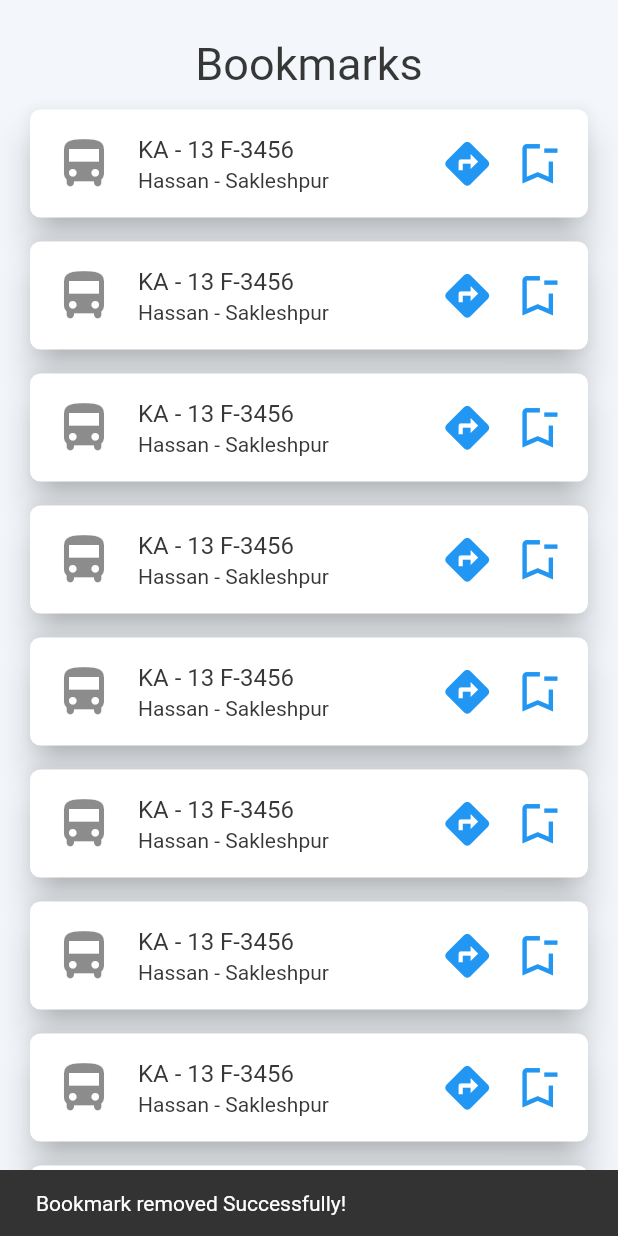
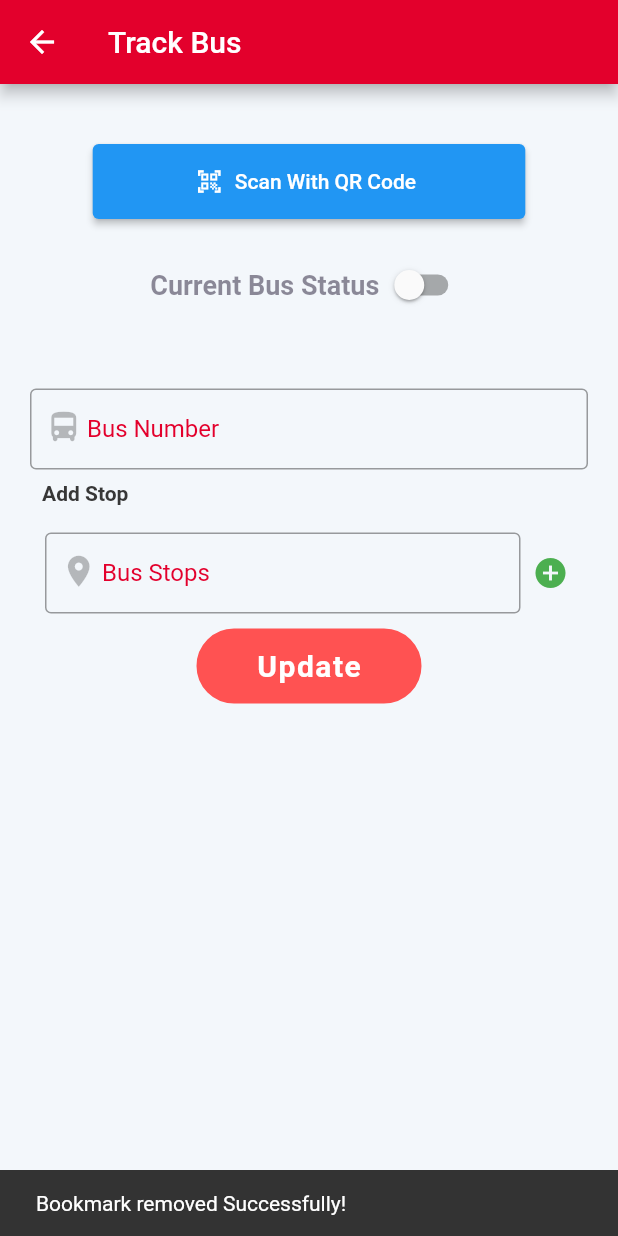
Before and after one commit to pranav-bharadwaj/Sanchari-app, a Flutter app: the Bookmark screen opened directly, after a tap on the "bookmark remove" icon, on a phone screen of 412 x 824 dp. Run offline on Flutter 3.47's test engine with Material 2 defaults, Android fonts, the phone set to English and light mode, and no system bars; our stand-ins replace animated_splash_screen, cloud_firestore, curved_navigation_bar, firebase_auth, firebase_core, flutter_screenutil and 7 more; missing offline and left inert: flutter_polyline_points, google_place, scan; accounts and stored records are empty; Roboto replaces fonts that are missing (SFProText).

Commit message:
added stops

```diff
--- a/lib/Models/busDetails_model.dart
+++ b/lib/Models/busDetails_model.dart
@@ -1,6 +1,9 @@
+import 'package:google_maps_flutter/google_maps_flutter.dart';
+
 class BusDetail {
   bool? isActive;
   String? busNumber;
+  LatLng? busLiveLocation;
   List<String>? busStops;
 
   BusDetail({this.isActive, this.busNumber, this.busStops});
@@ -9,6 +12,7 @@ class BusDetail {
     final Map<String, dynamic> data = new Map<String, dynamic>();
     data['isActive'] = isActive;
     data['busNumber'] = busNumber;
+    data['busLiveLocation'] = busLiveLocation;
     data['busStops'] = busStops;
     return data;
   }
--- a/lib/UI/googleMapScreen.dart
+++ b/lib/UI/GoogleMap/googleMapScreen.dart
@@ -32,7 +32,9 @@ class _GoogleMapScreenState extends State<GoogleMapScreen> {
 
     location.onLocationChanged.listen((newLoc) {
       currentLocation = newLoc;
-      setState(() {});
+      setState(() {
+        currentLocation = newLoc;
+      });
     });
   }
 
--- a/lib/UI/locationSearch.dart
+++ b/lib/UI/GoogleMap/locationSearch.dart
@@ -2,7 +2,7 @@ import 'dart:async';
 
 import 'package:flutter/material.dart';
 import 'package:google_place/google_place.dart';
-import 'package:sanchari/UI/googleMapScreen.dart';
+import 'package:sanchari/UI/GoogleMap/googleMapScreen.dart';
 import 'package:sanchari/constants.dart';
 
 class LocationSearch extends StatefulWidget {
--- /dev/null
+++ b/lib/UI/GoogleMap/updateBusDetails.dart
@@ -0,0 +1,451 @@
+import 'dart:async';
+
+import "package:flutter/material.dart";
+import 'package:flutter_typeahead/flutter_typeahead.dart';
+import 'package:google_place/google_place.dart';
+import 'package:sanchari/Models/busDetails_model.dart';
+import 'package:sanchari/UI/Home/qrCode.dart';
+import 'package:sanchari/constants.dart';
+import 'package:snippet_coder_utils/FormHelper.dart';
+
+class UpdateBusDetails extends StatefulWidget {
+  const UpdateBusDetails({Key? key}) : super(key: key);
+
+  @override
+  State<UpdateBusDetails> createState() => _UpdateBusDetailsState();
+}
+
+class _UpdateBusDetailsState extends State<UpdateBusDetails> {
+  GlobalKey<FormState> globalKey = GlobalKey<FormState>();
+  BusDetail busDetail = BusDetail();
+
+  late TextEditingController _placeController;
+  late String _selectedLocation;
+  DetailsResult? startPosition;
+  late FocusNode startFocusNode;
+
+  late GooglePlace googlePlace;
+  List<AutocompletePrediction> predictions = [];
+
+  bool _searched = true;
+
+  Timer? _debounce;
+
+  @override
+  void initState() {
+    super.initState();
+    this._placeController = new TextEditingController();
+
+    String apiKey = 'AIzaSyCslHZgsw_rDgdBsRSz2JSqHkMldK0p9Ig';
+    googlePlace = GooglePlace(apiKey);
+
+    startFocusNode = FocusNode();
+    busDetail.busStops = new List<String>.empty(growable: true);
+    busDetail.isActive = false;
+    busDetail.busStops!.add("");
+  }
+
+  @override
+  void dispose() {
+    _placeController.dispose();
+    startFocusNode.dispose();
+    super.dispose();
+  }
+
+  void autoCompleteSearch(String value) async {
+    var result = await googlePlace.autocomplete.get(value);
+    if (result != null && result.predictions != null && mounted) {
+      print(result.predictions!.first.description);
+      Iterable<String> s = [];
+      setState(() {
+        predictions = result.predictions!;
+      });
+    } else {
+      print("cool");
+    }
+  }
+
+  void searchFunc() {
+    setState(() {
+      _searched = !_searched;
+    });
+  }
+
+  @override
+  Widget build(BuildContext context) {
+    double screenWidth = MediaQuery.of(context).size.width;
+    double screenHeight = MediaQuery.of(context).size.height;
+    return Scaffold(
+      backgroundColor: Theme.of(context).brightness == Brightness.light
+          ? kLightSecondaryColor
+          : kDarkPrimaryColor,
+      appBar: AppBar(
+        title: Text('Track Bus'),
+        backgroundColor: const Color(0xffE3002C),
+      ),
+      body: Column(
+        children: [
+          SizedBox(
+            height: 40,
+          ),
+          Container(
+            width: screenWidth * 0.7,
+            height: 50,
+            child: ElevatedButton.icon(
+              onPressed: () {
+                // Respond to button press
+                Navigator.push(
+                  context,
+                  MaterialPageRoute(builder: (context) => Qrcode()),
+                );
+              },
+              label: Text("Scan With QR Code"),
+              icon: Icon(Icons.qr_code_scanner_sharp, size: 18),
+            ),
+          ),
+          SizedBox(height: 20),
+          Row(
+            mainAxisAlignment: MainAxisAlignment.center,
+            children: [
+              Text(
+                "Current Bus Status",
+                style: TextStyle(
+                    color: Color.fromARGB(136, 46, 38, 63),
+                    fontWeight: FontWeight.bold,
+                    fontSize: 18),
+              ),
+              Switch(
+                value: busDetail.isActive!,
+                onChanged: (value) {
+                  setState(() {
+                    busDetail.isActive = value;
+                  });
+                },
+                activeTrackColor: Colors.orangeAccent,
+                activeColor: Colors.green,
+              ),
+            ],
+          ),
+          SizedBox(height: 25),
+          _uiWidget(),
+        ],
+      ),
+    );
+  }
+
+  Widget _uiWidget() {
+    return new Form(
+        key: globalKey,
+        child: Expanded(
+          child: SingleChildScrollView(
+            child: Padding(
+                padding: EdgeInsets.all(20),
+                child: Column(
+                    crossAxisAlignment: CrossAxisAlignment.start,
+                    mainAxisAlignment: MainAxisAlignment.start,
+                    children: [
+                      TextFormField(
+                        cursorColor: Colors.red,
+                        // controller: busEditingController,
+                        keyboardType: TextInputType.emailAddress,
+                        validator: (value) {
+                          if (value!.isEmpty) {
+                            return "Please Enter Bus Number";
+                          }
+                          return null;
+                        },
+                        onSaved: (onSavedVal) {
+                          this.busDetail.busNumber = onSavedVal;
+                        },
+                        initialValue: busDetail.busNumber ?? "",
+                        // onChanged: (value) {
+                        //   busEditingController.text = value;
+
+                        //   print(busEditingController.text);
+                        // },
+                        style: TextStyle(
+                            fontWeight: FontWeight.w500, fontSize: 16),
+                        decoration: InputDecoration(
+                          labelText: "Bus Number",
+                          labelStyle: TextStyle(
+                              color: kAccentColor,
+                              fontWeight: FontWeight.normal),
+                          isDense: true,
+                          prefixIcon: Padding(
+                            padding:
+                                EdgeInsets.only(left: 10, right: 3, bottom: 3),
+                            child: Icon(
+                              Icons.directions_bus_rounded,
+                              size: 25,
+                              color: Theme.of(context).brightness ==
+                                      Brightness.light
+                                  ? Colors.black26
+                                  : Colors.white24,
+                            ),
+                          ),
+                          hintText: "Enter Bus Number",
+                          hintStyle: TextStyle(
+                            fontWeight: FontWeight.w500,
+                            fontFamily: "OpenSans",
+                            color:
+                                Theme.of(context).brightness == Brightness.light
+                                    ? Colors.black26
+                                    : Colors.white24,
+                          ),
+                          border: OutlineInputBorder(),
+                          prefixIconConstraints:
+                              BoxConstraints(minWidth: 0, minHeight: 0),
+                          focusedBorder: OutlineInputBorder(
+                            borderRadius: BorderRadius.circular(8.0),
+                            borderSide:
+                                BorderSide(color: Colors.red, width: 2.0),
+                          ),
+                        ),
+                      ),
+                      _stopsContainer(),
+                      Center(
+                        child: FormHelper.submitButton("Update", () {
+                          if (validateAndSave()) {
+                            print(busDetail.toJson());
+                          }
+                        }),
+                      )
+                    ])),
+          ),
+        ));
+  }
+
+  Widget _stopsContainer() {
+    return Column(
+      crossAxisAlignment: CrossAxisAlignment.start,
+      mainAxisAlignment: MainAxisAlignment.start,
+      children: [
+        Padding(
+          padding: const EdgeInsets.all(8.0),
+          child: Text(
+            "Add Stop",
+            textAlign: TextAlign.left,
+            style: TextStyle(
+              fontSize: 14,
+              fontWeight: FontWeight.bold,
+            ),
+          ),
+        ),
+        ListView.separated(
+            shrinkWrap: true,
+            physics: const ScrollPhysics(),
+            itemBuilder: (context, index) {
+              return Column(
+                children: [stopsUI(index)],
+              );
+            },
+            separatorBuilder: (context, index) => const Divider(),
+            itemCount: busDetail.busStops!.length),
+      ],
+    );
+  }
+
+  Widget stopsUI(index) {
+    return Padding(
+      padding: EdgeInsets.all(10),
+      child: Row(
+        children: [
+          Flexible(
+            child: TypeAheadFormField(
+              suggestionsCallback: (pattern) async {
+                // _BusDetailsState.friendsList[widget.index] = pattern;
+
+                if (pattern.length > 0) {
+                  var result = await googlePlace.autocomplete.get(pattern);
+                  if (result != null && result.predictions != null && mounted) {
+                    if (result.predictions!.length == 0) {
+                      return Iterable<String>.empty();
+                    }
+                    List<String> l = [];
+                    for (var element in result.predictions!) {
+                      l.add(element.description!);
+                    }
+                    return l;
+                  }
+                  return Iterable<String>.empty();
+                }
+
+                return Iterable<String>.empty();
+              },
+              getImmediateSuggestions: true,
+              hideSuggestionsOnKeyboardHide: false,
+              hideOnEmpty: false,
+              noItemsFoundBuilder: (context) => Padding(
+                padding: EdgeInsets.all(8.0),
+                child: Text("No Location found!"),
+              ),
+              itemBuilder: (BuildContext context, String itemData) => ListTile(
+                title: Text(itemData),
+              ),
+              onSuggestionSelected: (String val) {
+                // this._placeController = new TextEditingController();
+                this._placeController.text = val.toString();
+                this.busDetail.busStops![index] = val.toString();
+                print(this.busDetail);
+              },
+              // onSaved: (value) {
+              //   this._selectedLocation = value!;
+              //   print("Value =====> " + value);
+              // },
+              textFieldConfiguration: TextFieldConfiguration(
+                  controller: this._placeController,
+                  textInputAction: TextInputAction.done,
+                  focusNode: startFocusNode,
+                  cursorColor: Colors.red,
+                  keyboardType: TextInputType.text,
+                  style: TextStyle(fontWeight: FontWeight.w500, fontSize: 16),
+                  decoration: InputDecoration(
+                    labelText: "Bus Stops",
+                    labelStyle: TextStyle(
+                        color: kAccentColor, fontWeight: FontWeight.normal),
+                    isDense: true,
+                    prefixIcon: Padding(
+                      padding: EdgeInsets.only(left: 10, right: 3, bottom: 3),
+                      child: Icon(
+                        Icons.location_on,
+                        size: 25,
+                        color: Theme.of(context).brightness == Brightness.light
+                            ? Colors.black26
+                            : Colors.white24,
+                      ),
+                    ),
+                    hintText: "Add New Stop",
+                    hintStyle: TextStyle(
+                      fontWeight: FontWeight.w500,
+                      fontFamily: "OpenSans",
+                      color: Theme.of(context).brightness == Brightness.light
+                          ? Colors.black26
+                          : Colors.white24,
+                    ),
+                    border: OutlineInputBorder(),
+                    prefixIconConstraints:
+                        BoxConstraints(minWidth: 0, minHeight: 0),
+                    focusedBorder: OutlineInputBorder(
+                      borderRadius: BorderRadius.circular(8.0),
+                      borderSide: BorderSide(color: Colors.red, width: 2.0),
+                    ),
+                  )),
+            ),
+          ),
+          Visibility(
+            child: SizedBox(
+              width: 35,
+              child: IconButton(
+                icon: Icon(
+                  Icons.add_circle,
+                  color: Colors.green,
+                ),
+                onPressed: () {
+                  addStopsControl();
+                },
+              ),
+            ),
+            visible: index == busDetail.busStops!.length - 1,
+          ),
+          Visibility(
+            child: SizedBox(
+              width: 35,
+              child: IconButton(
+                icon: Icon(
+                  Icons.remove_circle,
+                  color: Colors.redAccent,
+                ),
+                onPressed: () {
+                  removeStopsControl(index);
+                },
+              ),
+            ),
+            visible: index > 0,
+          ),
+        ],
+      ),
+    );
+  }
+
+  void addStopsControl() {
+    setState(() {
+      busDetail.busStops!.add("");
+    });
+  }
+
+  void removeStopsControl(index) {
+    setState(() {
+      if (busDetail.busStops!.length > 1) {
+        busDetail.busStops!.removeAt(index);
+      }
+    });
+  }
+
+  bool validateAndSave() {
+    final form = globalKey.currentState;
+    if (form!.validate()) {
+      form.save();
+      return true;
+    } else {
+      return false;
+    }
+  }
+}
+
+
+
+/*
+
+TextFormField(
+              cursorColor: Colors.red,
+              // controller: busEditingController,
+              keyboardType: TextInputType.emailAddress,
+              validator: (value) {
+                if (value!.isEmpty) {
+                  return "Stop ${index + 1} can't be empty";
+                }
+                return null;
+              },
+              onSaved: (onSavedVal) {
+                this.busDetail.busStops![index] = onSavedVal!;
+              },
+              initialValue: busDetail.busNumber ?? "",
+              // onChanged: (value) {
+              //   busEditingController.text = value;
+
+              //   print(busEditingController.text);
+              // },
+              style: TextStyle(fontWeight: FontWeight.w500, fontSize: 16),
+              decoration: InputDecoration(
+                labelText: "Bus Stop",
+                labelStyle: TextStyle(
+                    color: kAccentColor, fontWeight: FontWeight.normal),
+                isDense: true,
+                prefixIcon: Padding(
+                  padding: EdgeInsets.only(left: 10, right: 3, bottom: 3),
+                  child: Icon(
+                    Icons.directions_bus_rounded,
+                    size: 25,
+                    color: Theme.of(context).brightness == Brightness.light
+                        ? Colors.black26
+                        : Colors.white24,
+                  ),
+                ),
+                hintText: "Add Bus Stop",
+                hintStyle: TextStyle(
+                  fontWeight: FontWeight.w500,
+                  fontFamily: "OpenSans",
+                  color: Theme.of(context).brightness == Brightness.light
+                      ? Colors.black26
+                      : Colors.white24,
+                ),
+                border: OutlineInputBorder(),
+                prefixIconConstraints:
+                    BoxConstraints(minWidth: 0, minHeight: 0),
+                focusedBorder: OutlineInputBorder(
+                  borderRadius: BorderRadius.circular(8.0),
+                  borderSide: BorderSide(color: Colors.red, width: 2.0),
+                ),
+              ),
+            ),
+*/
--- a/lib/UI/Home/bookMark.dart
+++ b/lib/UI/Home/bookMark.dart
@@ -1,5 +1,6 @@
 import 'package:flutter/material.dart';
-import 'package:sanchari/UI/googleMapScreen.dart';
+import 'package:sanchari/UI/GoogleMap/googleMapScreen.dart';
+import 'package:sanchari/UI/GoogleMap/updateBusDetails.dart';
 import 'package:sanchari/constants.dart';
 
 class Bookmark extends StatefulWidget {
@@ -68,7 +69,7 @@ class _BookmarkState extends State<Bookmark> {
                             GestureDetector(
                               onTap: () {
                                 // code to add bookmark to firebase
-
+                                Navigator.push(context, MaterialPageRoute(builder: ((context) => UpdateBusDetails())));
                                 ScaffoldMessenger.of(context).showSnackBar(
                                     SnackBar(
                                         content: Text(
--- a/lib/UI/Home/home.dart
+++ b/lib/UI/Home/home.dart
@@ -1,5 +1,5 @@
 import "package:flutter/material.dart";
-import 'package:sanchari/UI/locationSearch.dart';
+import 'package:sanchari/UI/GoogleMap/locationSearch.dart';
 import 'package:sanchari/constants.dart';
 
 class Home extends StatefulWidget {
--- a/lib/UI/Home/search.dart
+++ b/lib/UI/Home/search.dart
@@ -1,5 +1,5 @@
 import 'package:flutter/material.dart';
-import 'package:sanchari/UI/googleMapScreen.dart';
+import 'package:sanchari/UI/GoogleMap/googleMapScreen.dart';
 import 'package:sanchari/constants.dart';
 
 class Search extends StatelessWidget {
--- a/lib/UI/profile.dart
+++ b/lib/UI/profile.dart
@@ -176,17 +176,14 @@ class Profile extends StatelessWidget {
             ),
             GestureDetector(
               onTap: () => {
-
                 FirebaseAuth.instance.signOut(),
                 Navigator.of(context).pushAndRemoveUntil(
                     MaterialPageRoute(builder: (context) => Login()),
-                    (Route<dynamic> route) => false)
-
+                    (Route<dynamic> route) => false),
                 Navigator.push(
                   context,
                   MaterialPageRoute(builder: (context) => Login()),
                 )
-
               },
               child: ProfileListItem(
                 icon: LineAwesomeIcons.alternate_sign_out,
--- a/lib/main.dart
+++ b/lib/main.dart
@@ -95,6 +95,7 @@ class _MyHomePageState extends State<MyHomePage> {
 
   User? user = FirebaseAuth.instance.currentUser;
 
+
   UserModel loggedInUser = UserModel();
   @override
   void initState() {
@@ -104,7 +105,7 @@ class _MyHomePageState extends State<MyHomePage> {
         .doc(user?.uid)
         .get()
         .then((value) {
-      // this.loggedInUser = UserModel.fromMap(value.data());
+      this.loggedInUser = UserModel.fromMap(value.data());
       print("fetching");
       setState(() {});
     });
--- a/pubspec.yaml
+++ b/pubspec.yaml
@@ -54,6 +54,7 @@ dependencies:
   location: ^4.4.0
   fluttertoast: ^8.0.9
   flutter_typeahead: ^4.0.0
+  snippet_coder_utils: ^1.0.12
 dev_dependencies:
   flutter_test:
     sdk: flutter
```
Also changed, not shown: lib/UI/busDetails.dart (+43 -16 lines), pubspec.lock.
